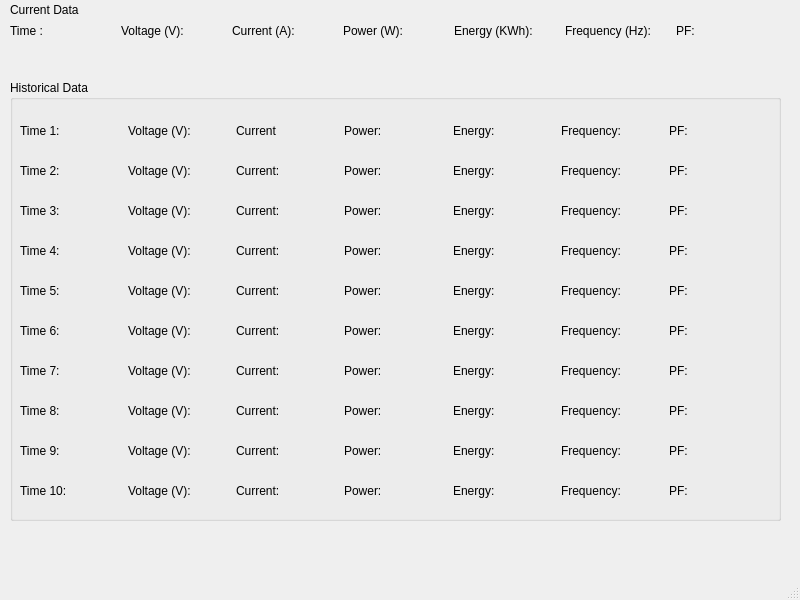
This is BatteryArduino/mainwindow.ui in galuhningrat/PZEM-004T-ARDUINO-UNO-Energy-Monitoring as Qt 5 draws it before an edit. The edited form follows.
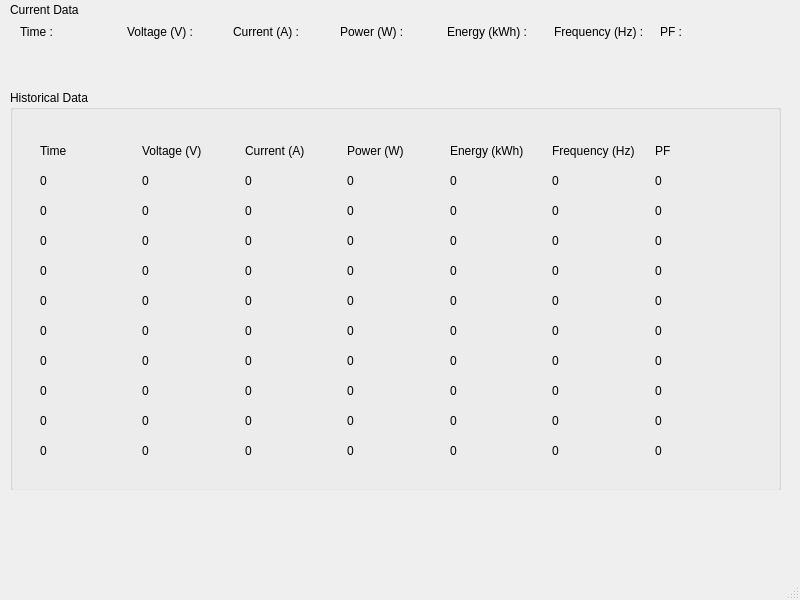
This is the edited form.

```diff
--- a/BatteryArduino/mainwindow.ui
+++ b/BatteryArduino/mainwindow.ui
@@ -13,7 +13,7 @@
   <property name="minimumSize">
    <size>
     <width>400</width>
-    <height>350</height>
+    <height>600</height>
    </size>
   </property>
   <property name="maximumSize">
@@ -26,13 +26,183 @@
    <string>PZEM-004T Energy Monitor</string>
   </property>
   <widget class="QWidget" name="centralwidget">
+   <widget class="QLabel" name="label">
+    <property name="geometry">
+     <rect>
+      <x>10</x>
+      <y>0</y>
+      <width>91</width>
+      <height>20</height>
+     </rect>
+    </property>
+    <property name="text">
+     <string>Current Data</string>
+    </property>
+   </widget>
+   <widget class="QWidget" name="layoutWidget1" native="true">
+    <property name="geometry">
+     <rect>
+      <x>10</x>
+      <y>20</y>
+      <width>771</width>
+      <height>71</height>
+     </rect>
+    </property>
+    <widget class="QWidget" name="">
+     <property name="geometry">
+      <rect>
+       <x>10</x>
+       <y>0</y>
+       <width>741</width>
+       <height>51</height>
+      </rect>
+     </property>
+     <layout class="QHBoxLayout" name="horizontalLayout_2">
+      <item>
+       <layout class="QVBoxLayout" name="verticalLayoutTime">
+        <item>
+         <widget class="QLabel" name="currentTimeLabel">
+          <property name="text">
+           <string>Time :</string>
+          </property>
+         </widget>
+        </item>
+        <item>
+         <widget class="QLabel" name="currentTimeValue">
+          <property name="text">
+           <string/>
+          </property>
+         </widget>
+        </item>
+       </layout>
+      </item>
+      <item>
+       <layout class="QVBoxLayout" name="verticalLayoutVoltage">
+        <item>
+         <widget class="QLabel" name="currentVoltageLabel">
+          <property name="text">
+           <string>Voltage (V) :</string>
+          </property>
+         </widget>
+        </item>
+        <item>
+         <widget class="QLabel" name="currentVoltageValue">
+          <property name="text">
+           <string/>
+          </property>
+         </widget>
+        </item>
+       </layout>
+      </item>
+      <item>
+       <layout class="QVBoxLayout" name="verticalLayoutCurrent">
+        <item>
+         <widget class="QLabel" name="currentCurrentLabel">
+          <property name="text">
+           <string>Current (A) :</string>
+          </property>
+         </widget>
+        </item>
+        <item>
+         <widget class="QLabel" name="currentCurrentValue">
+          <property name="text">
+           <string/>
+          </property>
+         </widget>
+        </item>
+       </layout>
+      </item>
+      <item>
+       <layout class="QVBoxLayout" name="verticalLayoutPower">
+        <item>
+         <widget class="QLabel" name="currentPowerLabel">
+          <property name="text">
+           <string>Power (W) :</string>
+          </property>
+         </widget>
+        </item>
+        <item>
+         <widget class="QLabel" name="currentPowerValue">
+          <property name="text">
+           <string/>
+          </property>
+         </widget>
+        </item>
+       </layout>
+      </item>
+      <item>
+       <layout class="QVBoxLayout" name="verticalLayoutEnergy">
+        <item>
+         <widget class="QLabel" name="currentEnergyLabel">
+          <property name="text">
+           <string>Energy (kWh) :</string>
+          </property>
+         </widget>
+        </item>
+        <item>
+         <widget class="QLabel" name="currentEnergyValue">
+          <property name="text">
+           <string/>
+          </property>
+         </widget>
+        </item>
+       </layout>
+      </item>
+      <item>
+       <layout class="QVBoxLayout" name="verticalLayoutFrequency">
+        <item>
+         <widget class="QLabel" name="currentFrequencyLabel">
+          <property name="text">
+           <string>Frequency (Hz) :</string>
+          </property>
+         </widget>
+        </item>
+        <item>
+         <widget class="QLabel" name="currentFrequencyValue">
+          <property name="text">
+           <string/>
+          </property>
+         </widget>
+        </item>
+       </layout>
+      </item>
+      <item>
+       <layout class="QVBoxLayout" name="verticalLayoutPf">
+        <item>
+         <widget class="QLabel" name="currentPfLabel">
+          <property name="text">
+           <string>PF :</string>
+          </property>
+         </widget>
+        </item>
+        <item>
+         <widget class="QLabel" name="currentPfValue">
+          <property name="text">
+           <string/>
+          </property>
+         </widget>
+        </item>
+       </layout>
+      </item>
+     </layout>
+    </widget>
+   </widget>
+   <widget class="QWidget" name="centralwidget_2" native="true">
+    <property name="geometry">
+     <rect>
+      <x>10</x>
+      <y>90</y>
+      <width>771</width>
+      <height>400</height>
+     </rect>
+    </property>
    <widget class="QGroupBox" name="historicalDataGroupBox">
     <property name="geometry">
      <rect>
-      <x>10</x>
-      <y>80</y>
+       <x>0</x>
+       <y>0</y>
       <width>771</width>
-      <height>441</height>
+       <height>401</height>
      </rect>
     </property>
     <property name="title">
@@ -44,6 +214,76 @@
        <x>10</x>
        <y>40</y>
        <width>751</width>
+        <height>351</height>
+       </rect>
+      </property>
+      <widget class="QWidget" name="">
+       <property name="geometry">
+        <rect>
+         <x>20</x>
+         <y>10</y>
+         <width>711</width>
+         <height>22</height>
+        </rect>
+       </property>
+       <layout class="QHBoxLayout" name="historicalHeaderLayout">
+        <item>
+         <widget class="QLabel" name="historicalTimeHeaderLabel">
+          <property name="text">
+           <string>Time</string>
+          </property>
+         </widget>
+        </item>
+        <item>
+         <widget class="QLabel" name="historicalVoltageHeaderLabel">
+          <property name="text">
+           <string>Voltage (V)</string>
+          </property>
+         </widget>
+        </item>
+        <item>
+         <widget class="QLabel" name="historicalCurrentHeaderLabel">
+          <property name="text">
+           <string>Current (A)</string>
+          </property>
+         </widget>
+        </item>
+        <item>
+         <widget class="QLabel" name="historicalPowerHeaderLabel">
+          <property name="text">
+           <string>Power (W)</string>
+          </property>
+         </widget>
+        </item>
+        <item>
+         <widget class="QLabel" name="historicalEnergyHeaderLabel">
+          <property name="text">
+           <string>Energy (kWh)</string>
+          </property>
+         </widget>
+        </item>
+        <item>
+         <widget class="QLabel" name="historicalFrequencyHeaderLabel">
+          <property name="text">
+           <string>Frequency (Hz)</string>
+          </property>
+         </widget>
+        </item>
+        <item>
+         <widget class="QLabel" name="historicalPfHeaderLabel">
+          <property name="text">
+           <string>PF</string>
+          </property>
+         </widget>
+        </item>
+       </layout>
+      </widget>
+      <widget class="QWidget" name="">
+       <property name="geometry">
+        <rect>
+         <x>20</x>
+         <y>40</y>
+         <width>711</width>
        <height>22</height>
       </rect>
      </property>
@@ -51,60 +291,60 @@
       <item>
        <widget class="QLabel" name="historicalTimeLabel1">
         <property name="text">
-         <string>Time 1:</string>
+           <string>0</string>
         </property>
        </widget>
       </item>
       <item>
        <widget class="QLabel" name="historicalVoltageLabel1">
         <property name="text">
-         <string>Voltage (V):</string>
+           <string>0</string>
         </property>
        </widget>
       </item>
       <item>
        <widget class="QLabel" name="historicalCurrentLabel1">
         <property name="text">
-         <string>Current</string>
+           <string>0</string>
         </property>
        </widget>
       </item>
       <item>
        <widget class="QLabel" name="historicalPowerLabel1">
         <property name="text">
-         <string>Power:</string>
+           <string>0</string>
         </property>
        </widget>
       </item>
       <item>
        <widget class="QLabel" name="historicalEnergyLabel1">
         <property name="text">
-         <string>Energy:</string>
+           <string>0</string>
         </property>
        </widget>
       </item>
       <item>
        <widget class="QLabel" name="historicalFrequencyLabel1">
         <property name="text">
-         <string>Frequency:</string>
+           <string>0</string>
         </property>
        </widget>
       </item>
       <item>
        <widget class="QLabel" name="historicalPfLabel1">
         <property name="text">
-         <string>PF:</string>
+           <string>0</string>
         </property>
        </widget>
       </item>
      </layout>
     </widget>
-    <widget class="QWidget" name="layoutWidget">
+      <widget class="QWidget" name="">
      <property name="geometry">
       <rect>
-       <x>10</x>
-       <y>80</y>
-       <width>751</width>
+         <x>20</x>
+         <y>70</y>
+         <width>711</width>
        <height>22</height>
       </rect>
      </property>
@@ -112,60 +352,60 @@
       <item>
        <widget class="QLabel" name="historicalTimeLabel2">
         <property name="text">
-         <string>Time 2:</string>
+           <string>0</string>
         </property>
        </widget>
       </item>
       <item>
        <widget class="QLabel" name="historicalVoltageLabel2">
         <property name="text">
-         <string>Voltage (V):</string>
+           <string>0</string>
         </property>
        </widget>
       </item>
       <item>
        <widget class="QLabel" name="historicalCurrentLabel2">
         <property name="text">
-         <string>Current:</string>
+           <string>0</string>
         </property>
        </widget>
       </item>
       <item>
        <widget class="QLabel" name="historicalPowerLabel2">
         <property name="text">
-         <string>Power:</string>
+           <string>0</string>
         </property>
        </widget>
       </item>
       <item>
        <widget class="QLabel" name="historicalEnergyLabel2">
         <property name="text">
-         <string>Energy:</string>
+           <string>0</string>
         </property>
        </widget>
       </item>
       <item>
        <widget class="QLabel" name="historicalFrequencyLabel2">
         <property name="text">
-         <string>Frequency:</string>
+           <string>0</string>
         </property>
        </widget>
       </item>
       <item>
        <widget class="QLabel" name="historicalPfLabel2">
         <property name="text">
-         <string>PF:</string>
+           <string>0</string>
         </property>
        </widget>
       </item>
      </layout>
     </widget>
-    <widget class="QWidget" name="layoutWidget_4">
+      <widget class="QWidget" name="">
      <property name="geometry">
       <rect>
-       <x>10</x>
-       <y>120</y>
-       <width>751</width>
+         <x>20</x>
+         <y>100</y>
+         <width>711</width>
        <height>22</height>
       </rect>
      </property>
@@ -173,60 +413,60 @@
       <item>
        <widget class="QLabel" name="historicalTimeLabel3">
         <property name="text">
-         <string>Time 3:</string>
+           <string>0</string>
         </property>
        </widget>
       </item>
       <item>
        <widget class="QLabel" name="historicalVoltageLabel3">
         <property name="text">
-         <string>Voltage (V):</string>
+           <string>0</string>
         </property>
        </widget>
       </item>
       <item>
        <widget class="QLabel" name="historicalCurrentLabel3">
         <property name="text">
-         <string>Current:</string>
+           <string>0</string>
         </property>
        </widget>
       </item>
       <item>
        <widget class="QLabel" name="historicalPowerLabel3">
         <property name="text">
-         <string>Power:</string>
+           <string>0</string>
         </property>
        </widget>
       </item>
       <item>
        <widget class="QLabel" name="historicalEnergyLabel3">
         <property name="text">
-         <string>Energy:</string>
+           <string>0</string>
         </property>
        </widget>
       </item>
       <item>
        <widget class="QLabel" name="historicalFrequencyLabel3">
         <property name="text">
-         <string>Frequency:</string>
+           <string>0</string>
         </property>
        </widget>
       </item>
       <item>
        <widget class="QLabel" name="historicalPfLabel3">
         <property name="text">
-         <string>PF:</string>
+           <string>0</string>
         </property>
        </widget>
       </item>
      </layout>
     </widget>
-    <widget class="QWidget" name="layoutWidget_5">
+      <widget class="QWidget" name="">
      <property name="geometry">
       <rect>
-       <x>10</x>
-       <y>160</y>
-       <width>751</width>
+         <x>20</x>
+         <y>130</y>
+         <width>711</width>
        <height>22</height>
       </rect>
      </property>
@@ -234,121 +474,60 @@
       <item>
        <widget class="QLabel" name="historicalTimeLabel4">
         <property name="text">
-         <string>Time 4:</string>
+           <string>0</string>
         </property>
        </widget>
       </item>
       <item>
        <widget class="QLabel" name="historicalVoltageLabel4">
         <property name="text">
-         <string>Voltage (V):</string>
+           <string>0</string>
         </property>
        </widget>
       </item>
       <item>
        <widget class="QLabel" name="historicalCurrentLabel4">
         <property name="text">
-         <string>Current:</string>
+           <string>0</string>
         </property>
        </widget>
       </item>
       <item>
        <widget class="QLabel" name="historicalPowerLabel4">
         <property name="text">
-         <string>Power:</string>
+           <string>0</string>
         </property>
        </widget>
       </item>
       <item>
        <widget class="QLabel" name="historicalEnergyLabel4">
         <property name="text">
-         <string>Energy:</string>
+           <string>0</string>
         </property>
        </widget>
       </item>
       <item>
        <widget class="QLabel" name="historicalFrequencyLabel4">
         <property name="text">
-         <string>Frequency:</string>
+           <string>0</string>
         </property>
        </widget>
       </item>
       <item>
        <widget class="QLabel" name="historicalPfLabel4">
         <property name="text">
-         <string>PF:</string>
+           <string>0</string>
         </property>
        </widget>
       </item>
      </layout>
     </widget>
-    <widget class="QWidget" name="layoutWidget_6">
+      <widget class="QWidget" name="">
      <property name="geometry">
       <rect>
-       <x>10</x>
-       <y>240</y>
-       <width>751</width>
-       <height>22</height>
-      </rect>
-     </property>
-     <layout class="QHBoxLayout" name="historicalDataLayout6">
-      <item>
-       <widget class="QLabel" name="historicalTimeLabel6">
-        <property name="text">
-         <string>Time 6:</string>
-        </property>
-       </widget>
-      </item>
-      <item>
-       <widget class="QLabel" name="historicalVoltageLabel6">
-        <property name="text">
-         <string>Voltage (V):</string>
-        </property>
-       </widget>
-      </item>
-      <item>
-       <widget class="QLabel" name="historicalCurrentLabel6">
-        <property name="text">
-         <string>Current:</string>
-        </property>
-       </widget>
-      </item>
-      <item>
-       <widget class="QLabel" name="historicalPowerLabel6">
-        <property name="text">
-         <string>Power:</string>
-        </property>
-       </widget>
-      </item>
-      <item>
-       <widget class="QLabel" name="historicalEnergyLabel6">
-        <property name="text">
-         <string>Energy:</string>
-        </property>
-       </widget>
-      </item>
-      <item>
-       <widget class="QLabel" name="historicalFrequencyLabel6">
-        <property name="text">
-         <string>Frequency:</string>
-        </property>
-       </widget>
-      </item>
-      <item>
-       <widget class="QLabel" name="historicalPfLabel6">
-        <property name="text">
-         <string>PF:</string>
-        </property>
-       </widget>
-      </item>
-     </layout>
-    </widget>
-    <widget class="QWidget" name="layoutWidget_7">
-     <property name="geometry">
-      <rect>
-       <x>10</x>
-       <y>200</y>
-       <width>751</width>
+         <x>20</x>
+         <y>160</y>
+         <width>711</width>
        <height>22</height>
       </rect>
      </property>
@@ -356,60 +535,182 @@
       <item>
        <widget class="QLabel" name="historicalTimeLabel5">
         <property name="text">
-         <string>Time 5:</string>
+           <string>0</string>
         </property>
        </widget>
       </item>
       <item>
        <widget class="QLabel" name="historicalVoltageLabel5">
         <property name="text">
-         <string>Voltage (V):</string>
+           <string>0</string>
         </property>
        </widget>
       </item>
       <item>
        <widget class="QLabel" name="historicalCurrentLabel5">
         <property name="text">
-         <string>Current:</string>
+           <string>0</string>
         </property>
        </widget>
       </item>
       <item>
        <widget class="QLabel" name="historicalPowerLabel5">
         <property name="text">
-         <string>Power:</string>
+           <string>0</string>
         </property>
        </widget>
       </item>
       <item>
        <widget class="QLabel" name="historicalEnergyLabel5">
         <property name="text">
-         <string>Energy:</string>
+           <string>0</string>
         </property>
        </widget>
       </item>
       <item>
        <widget class="QLabel" name="historicalFrequencyLabel5">
         <property name="text">
-         <string>Frequency:</string>
+           <string>0</string>
         </property>
        </widget>
       </item>
       <item>
        <widget class="QLabel" name="historicalPfLabel5">
         <property name="text">
-         <string>PF:</string>
+           <string>0</string>
         </property>
        </widget>
       </item>
      </layout>
     </widget>
-    <widget class="QWidget" name="layoutWidget_8">
+      <widget class="QWidget" name="">
      <property name="geometry">
       <rect>
-       <x>10</x>
-       <y>320</y>
-       <width>751</width>
+         <x>20</x>
+         <y>190</y>
+         <width>711</width>
+         <height>22</height>
+        </rect>
+       </property>
+       <layout class="QHBoxLayout" name="historicalDataLayout6">
+        <item>
+         <widget class="QLabel" name="historicalTimeLabel6">
+          <property name="text">
+           <string>0</string>
+          </property>
+         </widget>
+        </item>
+        <item>
+         <widget class="QLabel" name="historicalVoltageLabel6">
+          <property name="text">
+           <string>0</string>
+          </property>
+         </widget>
+        </item>
+        <item>
+         <widget class="QLabel" name="historicalCurrentLabel6">
+          <property name="text">
+           <string>0</string>
+          </property>
+         </widget>
+        </item>
+        <item>
+         <widget class="QLabel" name="historicalPowerLabel6">
+          <property name="text">
+           <string>0</string>
+          </property>
+         </widget>
+        </item>
+        <item>
+         <widget class="QLabel" name="historicalEnergyLabel6">
+          <property name="text">
+           <string>0</string>
+          </property>
+         </widget>
+        </item>
+        <item>
+         <widget class="QLabel" name="historicalFrequencyLabel6">
+          <property name="text">
+           <string>0</string>
+          </property>
+         </widget>
+        </item>
+        <item>
+         <widget class="QLabel" name="historicalPfLabel6">
+          <property name="text">
+           <string>0</string>
+          </property>
+         </widget>
+        </item>
+       </layout>
+      </widget>
+      <widget class="QWidget" name="">
+       <property name="geometry">
+        <rect>
+         <x>20</x>
+         <y>220</y>
+         <width>711</width>
+         <height>22</height>
+        </rect>
+       </property>
+       <layout class="QHBoxLayout" name="historicalDataLayout7">
+        <item>
+         <widget class="QLabel" name="historicalTimeLabel7">
+          <property name="text">
+           <string>0</string>
+          </property>
+         </widget>
+        </item>
+        <item>
+         <widget class="QLabel" name="historicalVoltageLabel7">
+          <property name="text">
+           <string>0</string>
+          </property>
+         </widget>
+        </item>
+        <item>
+         <widget class="QLabel" name="historicalCurrentLabel7">
+          <property name="text">
+           <string>0</string>
+          </property>
+         </widget>
+        </item>
+        <item>
+         <widget class="QLabel" name="historicalPowerLabel7">
+          <property name="text">
+           <string>0</string>
+          </property>
+         </widget>
+        </item>
+        <item>
+         <widget class="QLabel" name="historicalEnergyLabel7">
+          <property name="text">
+           <string>0</string>
+          </property>
+         </widget>
+        </item>
+        <item>
+         <widget class="QLabel" name="historicalFrequencyLabel7">
+          <property name="text">
+           <string>0</string>
+          </property>
+         </widget>
+        </item>
+        <item>
+         <widget class="QLabel" name="historicalPfLabel7">
+          <property name="text">
+           <string>0</string>
+          </property>
+         </widget>
+        </item>
+       </layout>
+      </widget>
+      <widget class="QWidget" name="">
+       <property name="geometry">
+        <rect>
+         <x>20</x>
+         <y>250</y>
+         <width>711</width>
        <height>22</height>
       </rect>
      </property>
@@ -417,121 +718,60 @@
       <item>
        <widget class="QLabel" name="historicalTimeLabel8">
         <property name="text">
-         <string>Time 8:</string>
+           <string>0</string>
         </property>
        </widget>
       </item>
       <item>
        <widget class="QLabel" name="historicalVoltageLabel8">
         <property name="text">
-         <string>Voltage (V):</string>
+           <string>0</string>
         </property>
        </widget>
       </item>
       <item>
        <widget class="QLabel" name="historicalCurrentLabel8">
         <property name="text">
-         <string>Current:</string>
+           <string>0</string>
         </property>
        </widget>
       </item>
       <item>
        <widget class="QLabel" name="historicalPowerLabel8">
         <property name="text">
-         <string>Power:</string>
+           <string>0</string>
         </property>
        </widget>
       </item>
       <item>
        <widget class="QLabel" name="historicalEnergyLabel8">
         <property name="text">
-         <string>Energy:</string>
+           <string>0</string>
         </property>
        </widget>
       </item>
       <item>
        <widget class="QLabel" name="historicalFrequencyLabel8">
         <property name="text">
-         <string>Frequency:</string>
+           <string>0</string>
         </property>
        </widget>
       </item>
       <item>
        <widget class="QLabel" name="historicalPfLabel8">
         <property name="text">
-         <string>PF:</string>
+           <string>0</string>
         </property>
        </widget>
       </item>
      </layout>
     </widget>
-    <widget class="QWidget" name="layoutWidget_9">
+      <widget class="QWidget" name="">
      <property name="geometry">
       <rect>
-       <x>10</x>
+         <x>20</x>
        <y>280</y>
-       <width>751</width>
-       <height>22</height>
-      </rect>
-     </property>
-     <layout class="QHBoxLayout" name="historicalDataLayout7">
-      <item>
-       <widget class="QLabel" name="historicalTimeLabel7">
-        <property name="text">
-         <string>Time 7:</string>
-        </property>
-       </widget>
-      </item>
-      <item>
-       <widget class="QLabel" name="historicalVoltageLabel7">
-        <property name="text">
-         <string>Voltage (V):</string>
-        </property>
-       </widget>
-      </item>
-      <item>
-       <widget class="QLabel" name="historicalCurrentLabel7">
-        <property name="text">
-         <string>Current:</string>
-        </property>
-       </widget>
-      </item>
-      <item>
-       <widget class="QLabel" name="historicalPowerLabel7">
-        <property name="text">
-         <string>Power:</string>
-        </property>
-       </widget>
-      </item>
-      <item>
-       <widget class="QLabel" name="historicalEnergyLabel7">
-        <property name="text">
-         <string>Energy:</string>
-        </property>
-       </widget>
-      </item>
-      <item>
-       <widget class="QLabel" name="historicalFrequencyLabel7">
-        <property name="text">
-         <string>Frequency:</string>
-        </property>
-       </widget>
-      </item>
-      <item>
-       <widget class="QLabel" name="historicalPfLabel7">
-        <property name="text">
-         <string>PF:</string>
-        </property>
-       </widget>
-      </item>
-     </layout>
-    </widget>
-    <widget class="QWidget" name="layoutWidget_10">
-     <property name="geometry">
-      <rect>
-       <x>10</x>
-       <y>360</y>
-       <width>751</width>
+         <width>711</width>
        <height>22</height>
       </rect>
      </property>
@@ -539,60 +779,60 @@
       <item>
        <widget class="QLabel" name="historicalTimeLabel9">
         <property name="text">
-         <string>Time 9:</string>
+           <string>0</string>
         </property>
        </widget>
       </item>
       <item>
        <widget class="QLabel" name="historicalVoltageLabel9">
         <property name="text">
-         <string>Voltage (V):</string>
+           <string>0</string>
         </property>
        </widget>
       </item>
       <item>
        <widget class="QLabel" name="historicalCurrentLabel9">
         <property name="text">
-         <string>Current:</string>
+           <string>0</string>
         </property>
        </widget>
       </item>
       <item>
        <widget class="QLabel" name="historicalPowerLabel9">
         <property name="text">
-         <string>Power:</string>
+           <string>0</string>
         </property>
        </widget>
       </item>
       <item>
        <widget class="QLabel" name="historicalEnergyLabel9">
         <property name="text">
-         <string>Energy:</string>
+           <string>0</string>
         </property>
        </widget>
       </item>
       <item>
        <widget class="QLabel" name="historicalFrequencyLabel9">
         <property name="text">
-         <string>Frequency:</string>
+           <string>0</string>
         </property>
        </widget>
       </item>
       <item>
        <widget class="QLabel" name="historicalPfLabel9">
         <property name="text">
-         <string>PF:</string>
+           <string>0</string>
         </property>
        </widget>
       </item>
      </layout>
     </widget>
-    <widget class="QWidget" name="layoutWidget_11">
+      <widget class="QWidget" name="">
      <property name="geometry">
       <rect>
-       <x>10</x>
-       <y>400</y>
-       <width>751</width>
+         <x>20</x>
+         <y>310</y>
+         <width>711</width>
        <height>22</height>
       </rect>
      </property>
@@ -600,128 +840,56 @@
       <item>
        <widget class="QLabel" name="historicalTimeLabel10">
         <property name="text">
-         <string>Time 10:</string>
+           <string>0</string>
         </property>
        </widget>
       </item>
       <item>
        <widget class="QLabel" name="historicalVoltageLabel10">
         <property name="text">
-         <string>Voltage (V):</string>
+           <string>0</string>
         </property>
        </widget>
       </item>
       <item>
        <widget class="QLabel" name="historicalCurrentLabel10">
         <property name="text">
-         <string>Current:</string>
+           <string>0</string>
         </property>
        </widget>
       </item>
       <item>
        <widget class="QLabel" name="historicalPowerLabel10">
         <property name="text">
-         <string>Power:</string>
+           <string>0</string>
         </property>
        </widget>
       </item>
       <item>
        <widget class="QLabel" name="historicalEnergyLabel10">
         <property name="text">
-         <string>Energy:</string>
+           <string>0</string>
         </property>
        </widget>
       </item>
       <item>
        <widget class="QLabel" name="historicalFrequencyLabel10">
         <property name="text">
-         <string>Frequency:</string>
+           <string>0</string>
         </property>
        </widget>
       </item>
       <item>
        <widget class="QLabel" name="historicalPfLabel10">
         <property name="text">
-         <string>PF:</string>
+           <string>0</string>
         </property>
        </widget>
       </item>
      </layout>
     </widget>
    </widget>
-   <widget class="QLabel" name="label">
-    <property name="geometry">
-     <rect>
-      <x>10</x>
-      <y>0</y>
-      <width>91</width>
-      <height>20</height>
-     </rect>
-    </property>
-    <property name="text">
-     <string>Current Data</string>
-    </property>
-   </widget>
-   <widget class="QWidget" name="layoutWidget">
-    <property name="geometry">
-     <rect>
-      <x>10</x>
-      <y>20</y>
-      <width>771</width>
-      <height>21</height>
-     </rect>
-    </property>
-    <layout class="QHBoxLayout" name="horizontalLayout">
-     <item>
-      <widget class="QLabel" name="currentTimeLabel">
-       <property name="text">
-        <string>Time :</string>
-       </property>
-      </widget>
-     </item>
-     <item>
-      <widget class="QLabel" name="currentVoltageLabel">
-       <property name="text">
-        <string>Voltage (V):</string>
-       </property>
-      </widget>
-     </item>
-     <item>
-      <widget class="QLabel" name="currentCurrentLabel">
-       <property name="text">
-        <string>Current (A):</string>
-       </property>
-      </widget>
-     </item>
-     <item>
-      <widget class="QLabel" name="currentPowerLabel">
-       <property name="text">
-        <string>Power (W):</string>
-       </property>
-      </widget>
-     </item>
-     <item>
-      <widget class="QLabel" name="currentEnergyLabel">
-       <property name="text">
-        <string>Energy (KWh):</string>
-       </property>
-      </widget>
-     </item>
-     <item>
-      <widget class="QLabel" name="currentFrequencyLabel">
-       <property name="text">
-        <string>Frequency (Hz):</string>
-       </property>
-      </widget>
-     </item>
-     <item>
-      <widget class="QLabel" name="currentPfLabel">
-       <property name="text">
-        <string>PF:</string>
-       </property>
-      </widget>
-     </item>
-    </layout>
+    </widget>
    </widget>
   </widget>
   <widget class="QMenuBar" name="menubar">
```
Left out of the diff: 2 changed lines with no effect on the pictures. Lines whose indentation alone changed are shown as unchanged.
